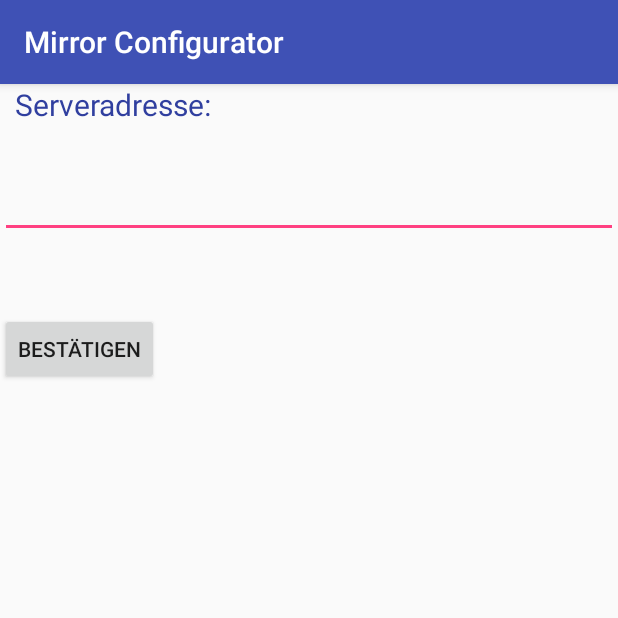
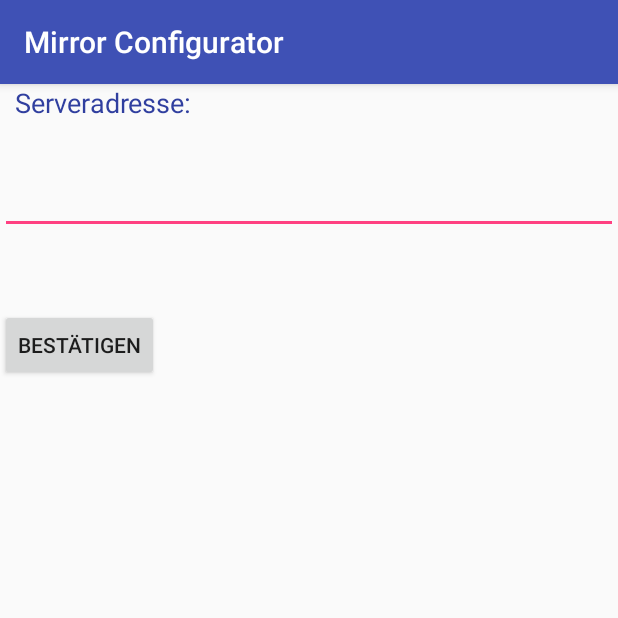
Before and after one commit to dephiloper/maximirror, an Android app: the screen it shows after launch (MainActivity), on a phone screen of 412 x 824 dp, the top half of it. Run offline under Robolectric (Android 15) with nearby library versions, the phone set to English and light mode, and no system bars; our stand-ins replace Volley; libraries missing offline, so code that uses them is left out: com.github.clans.fab, net.hockeyapp.android; plain views replace FloatingActionButton, FloatingActionMenu; network calls fail; 4 statements that could not run were skipped.

Commit message:
updated listlayout

```diff
--- a/configurator/app/src/main/java/assistantmirror/maxiphil/de/mirrorconfigurator/config/Config.java
+++ b/configurator/app/src/main/java/assistantmirror/maxiphil/de/mirrorconfigurator/config/Config.java
@@ -67,7 +67,7 @@ public class Config {
         itemList.add(new ConfigItem<>("Standort Latitude:", String.valueOf(LOCATION_LAT)));
         itemList.add(new ConfigItem<>("Standort Lontitude:", String.valueOf(LOCATION_LON)));
         for (TransportStation station : TRANSPORT_STATIONS){
-            itemList.add(new ConfigItem<>("Station:", new MarkAsCaption()));
+            itemList.add(new ConfigItem<>("Station", new MarkAsCaption()));
             itemList.add(new ConfigItem<>("Station-ID:", station.ID));
             itemList.add(new ConfigItem<>("Bahnen:", Arrays.toString(station.LINE_NAME_FILTER).replace("[", "").replace("]", "")));
             itemList.add(new ConfigItem<>("Zeit zur Station (min):", String.valueOf(station.WALK_DURATION_MINUTES.toString())));
--- a/configurator/app/src/main/res/layout/config_entry_caption_item.xml
+++ b/configurator/app/src/main/res/layout/config_entry_caption_item.xml
@@ -12,7 +12,6 @@
         android:layout_marginStart="10dp"
         android:layout_weight="1"
         android:id="@+id/list_item_key"
-        android:textStyle="bold"
         android:textSize="@dimen/custom_caption_size"
         >
     </TextView>
--- a/configurator/app/src/main/res/layout/config_entry_text_list_item.xml
+++ b/configurator/app/src/main/res/layout/config_entry_text_list_item.xml
@@ -10,6 +10,7 @@
         android:layout_width="0dp"
         android:layout_marginStart="10dp"
         android:id="@+id/list_item_key"
+        android:gravity="center_vertical"
         android:layout_weight="1">
     </TextView>
     <EditText
--- a/configurator/app/src/main/res/values/styles.xml
+++ b/configurator/app/src/main/res/values/styles.xml
@@ -13,6 +13,6 @@
         <item name="android:textColor">@color/white</item>
     </style>
 
-    <dimen name="custom_caption_size">20sp</dimen>
+    <dimen name="custom_caption_size">18sp</dimen>
 
 </resources>
```
Also changed, not shown: configurator/app/src/main/res/layout/config_entry_checkbox_list_item.xml (+11 -5 lines).
